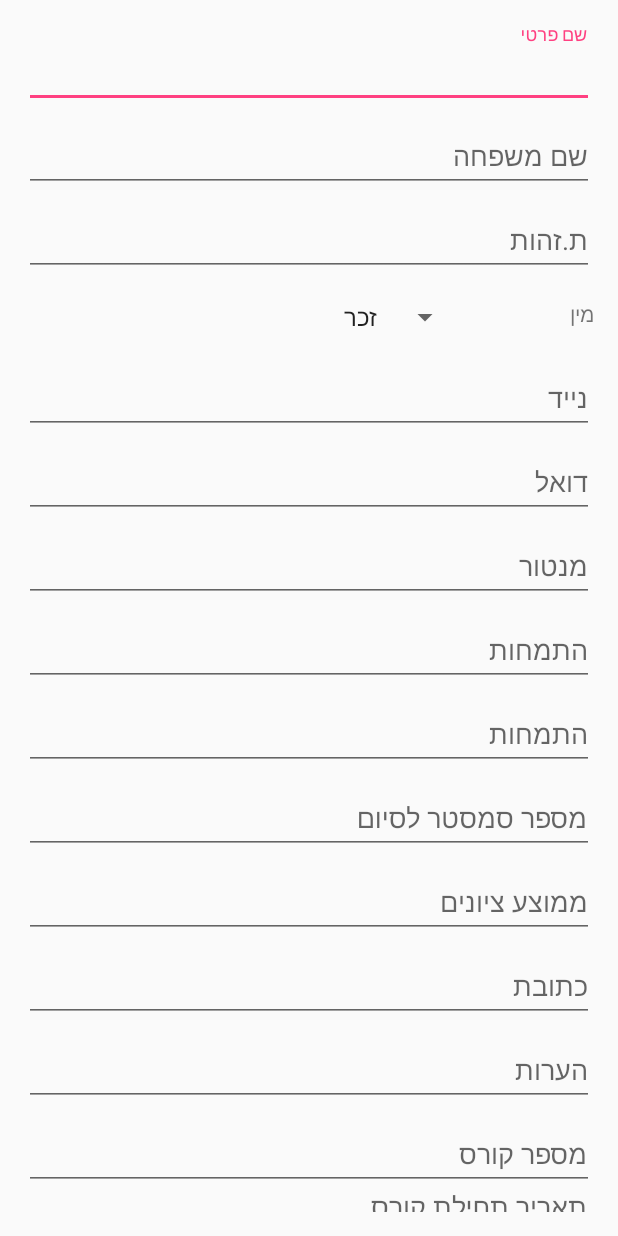
After one commit to tsofenbaqa/Mentoring, an Android app: the layout fragment_update_profile.xml on its own in the app's theme, with its tools: preview values and no code run, on a phone screen of 412 x 824 dp. The commit adds this screen. Run offline under Robolectric (Android 15) with nearby library versions, the phone set to English and light mode, and no system bars.

Commit message:
-include update profile added by afif

```diff
--- a/app/src/main/res/layout/a.xml
+++ /dev/null
@@ -1,6 +0,0 @@
-<?xml version="1.0" encoding="utf-8"?>
-<LinearLayout xmlns:android="http://schemas.android.com/apk/res/android"
-    android:orientation="vertical" android:layout_width="match_parent"
-    android:layout_height="match_parent">
-
-</LinearLayout>
--- /dev/null
+++ b/app/src/main/res/layout/fragment_update_profile.xml
@@ -0,0 +1,214 @@
+<?xml version="1.0" encoding="utf-8"?>
+<LinearLayout xmlns:android="http://schemas.android.com/apk/res/android"
+    xmlns:tools="http://schemas.android.com/tools"
+    android:id="@+id/activity_main"
+    android:layout_width="match_parent"
+    android:layout_height="match_parent"
+    android:paddingBottom="@dimen/activity_vertical_margin"
+    android:paddingLeft="@dimen/activity_horizontal_margin"
+    android:paddingRight="@dimen/activity_horizontal_margin"
+    android:paddingTop="@dimen/activity_vertical_margin"
+    android:orientation="vertical"
+    tools:context="com.example.android.menteeproj1322017.MainActivity">
+
+
+
+    <android.support.design.widget.TextInputLayout
+        android:id="@+id/ed1"
+        android:layout_width="match_parent"
+        android:layout_height="wrap_content">
+
+        <EditText
+            android:id="@+id/fname"
+            android:layout_width="match_parent"
+            android:layout_height="wrap_content"
+            android:hint="@string/fname"/>
+    </android.support.design.widget.TextInputLayout>
+
+    <android.support.design.widget.TextInputLayout
+        android:id="@+id/ed2"
+        android:layout_width="match_parent"
+        android:layout_height="wrap_content">
+        <EditText
+            android:id="@+id/lname"
+            android:layout_width="match_parent"
+            android:layout_height="wrap_content"
+            android:hint="@string/lname"/>
+    </android.support.design.widget.TextInputLayout>
+    <android.support.design.widget.TextInputLayout
+        android:id="@+id/ed3"
+        android:layout_width="match_parent"
+        android:layout_height="wrap_content">
+        <EditText
+            android:id="@+id/id"
+            android:layout_width="match_parent"
+            android:layout_height="wrap_content"
+            android:hint="@string/id" />
+    </android.support.design.widget.TextInputLayout>
+
+
+    <android.support.design.widget.TextInputLayout
+        android:id="@+id/ed4"
+        android:layout_width="match_parent"
+        android:layout_height="wrap_content"
+        android:paddingTop="15dp">
+        <LinearLayout
+            android:layout_width="match_parent"
+            android:layout_height="wrap_content"
+            android:orientation="horizontal">
+            <Spinner
+                android:layout_width="match_parent"
+                android:layout_height="wrap_content"
+                android:id="@+id/gender"
+                android:entries="@array/gender"
+                android:layout_marginTop="10dp"
+                android:layout_marginLeft="25dp"
+                android:layout_marginRight="25dp"
+                android:hint="@string/gender"
+                android:layout_weight="1"
+                android:layout_gravity="right"/>
+        <TextView
+            android:id="@+id/ed41"
+            android:layout_width="match_parent"
+            android:layout_height="wrap_content"
+            android:text="@string/gender"
+            android:layout_weight="5"
+            />
+
+    </LinearLayout>
+
+</android.support.design.widget.TextInputLayout>
+
+    <android.support.design.widget.TextInputLayout
+        android:id="@+id/ed5"
+        android:layout_width="match_parent"
+        android:layout_height="wrap_content">
+        <EditText
+            android:id="@+id/phone"
+            android:layout_width="match_parent"
+            android:layout_height="wrap_content"
+            android:inputType="phone"
+            android:hint="@string/phone" />
+    </android.support.design.widget.TextInputLayout>
+
+    <android.support.design.widget.TextInputLayout
+        android:id="@+id/ed6"
+        android:layout_width="match_parent"
+        android:layout_height="wrap_content">
+        <EditText
+            android:id="@+id/email"
+            android:layout_width="match_parent"
+            android:layout_height="wrap_content"
+            android:inputType="textEmailAddress"
+            android:hint="@string/email" />
+    </android.support.design.widget.TextInputLayout>
+
+    <android.support.design.widget.TextInputLayout
+        android:id="@+id/ed7"
+        android:layout_width="match_parent"
+        android:layout_height="wrap_content">
+        <EditText
+            android:id="@+id/mentor"
+            android:layout_width="match_parent"
+            android:layout_height="wrap_content"
+            android:inputType="text"
+            android:hint="@string/mentor" />
+    </android.support.design.widget.TextInputLayout>
+
+    <android.support.design.widget.TextInputLayout
+    android:id="@+id/ed8"
+    android:layout_width="match_parent"
+    android:layout_height="wrap_content">
+    <EditText
+        android:id="@+id/major"
+        android:layout_width="match_parent"
+        android:layout_height="wrap_content"
+        android:inputType="text"
+        android:hint="@string/major" />
+</android.support.design.widget.TextInputLayout>
+
+    <android.support.design.widget.TextInputLayout
+        android:id="@+id/ed9"
+        android:layout_width="match_parent"
+        android:layout_height="wrap_content">
+        <EditText
+            android:id="@+id/institution"
+            android:layout_width="match_parent"
+            android:layout_height="wrap_content"
+            android:inputType="text"
+            android:hint="@string/major" />
+    </android.support.design.widget.TextInputLayout>
+
+    <android.support.design.widget.TextInputLayout
+        android:id="@+id/ed10"
+        android:layout_width="match_parent"
+        android:layout_height="wrap_content">
+        <EditText
+            android:id="@+id/semster"
+            android:layout_width="match_parent"
+            android:layout_height="wrap_content"
+            android:inputType="text"
+            android:hint="@string/semster" />
+    </android.support.design.widget.TextInputLayout>
+
+    <android.support.design.widget.TextInputLayout
+        android:id="@+id/ed11"
+        android:layout_width="match_parent"
+        android:layout_height="wrap_content">
+        <EditText
+            android:id="@+id/average"
+            android:layout_width="match_parent"
+            android:layout_height="wrap_content"
+            android:inputType="text"
+            android:hint="@string/average" />
+    </android.support.design.widget.TextInputLayout>
+    <android.support.design.widget.TextInputLayout
+    android:id="@+id/ed12"
+    android:layout_width="match_parent"
+    android:layout_height="wrap_content">
+    <EditText
+        android:id="@+id/address"
+        android:layout_width="match_parent"
+        android:layout_height="wrap_content"
+        android:inputType="text"
+        android:hint="@string/address" />
+</android.support.design.widget.TextInputLayout>
+
+    <android.support.design.widget.TextInputLayout
+        android:id="@+id/ed13"
+        android:layout_width="match_parent"
+        android:layout_height="wrap_content">
+        <EditText
+            android:id="@+id/notes"
+            android:layout_width="match_parent"
+            android:layout_height="wrap_content"
+            android:inputType="text"
+            android:hint="@string/notes" />
+    </android.support.design.widget.TextInputLayout>
+
+    <android.support.design.widget.TextInputLayout
+        android:id="@+id/ed14"
+        android:layout_width="match_parent"
+        android:layout_height="wrap_content">
+        <EditText
+            android:id="@+id/courseid"
+            android:layout_width="match_parent"
+            android:layout_height="wrap_content"
+            android:inputType="text"
+            android:hint="@string/courseid" />
+    </android.support.design.widget.TextInputLayout>
+
+    <android.support.design.widget.TextInputLayout
+        android:id="@+id/ed15"
+        android:layout_width="match_parent"
+        android:layout_height="wrap_content">
+        <EditText
+            android:id="@+id/datestart"
+            android:layout_width="match_parent"
+            android:layout_height="wrap_content"
+            android:inputType="text"
+            android:hint="@string/datestart" />
+    </android.support.design.widget.TextInputLayout>
+
+
+</LinearLayout>
--- a/app/src/main/res/values/strings.xml
+++ b/app/src/main/res/values/strings.xml
@@ -3,6 +3,24 @@
 
     <string name="navigation_drawer_open">Open navigation drawer</string>
     <string name="navigation_drawer_close">Close navigation drawer</string>
-
     <string name="action_settings">Settings</string>
+    <string name="fname">שם פרטי</string>
+    <string name="lname">שם משפחה</string>
+    <string name="id">ת.זהות</string>
+    <string name="gender">מין</string>
+    <string name="phone">נייד</string>
+    <string name="email">דוא"ל</string>
+    <string name="mentor">מנטור</string>
+    <string name="major">התמחות</string>
+    <string name="institution">מוסד לימודים</string>
+    <string name="semster">מספר סמסטר לסיום</string>
+    <string name="average">ממוצע ציונים</string>
+    <string name="address">כתובת</string>
+    <string name="courseid">מספר קורס</string>
+    <string name="datestart">תאריך תחילת קורס</string>
+    <string name="notes">הערות</string>
+    <string-array name="gender">
+        <item>זכר</item>
+        <item>נקבה</item>
+    </string-array>
 </resources>
```
